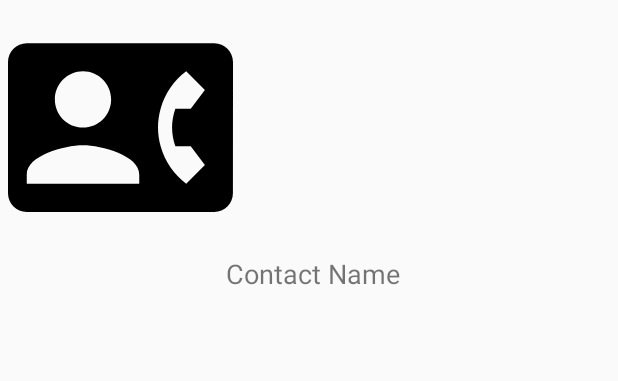
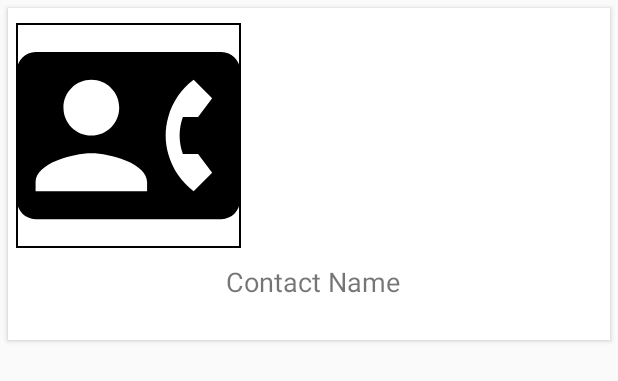
Before and after one commit to Creative-Lair/HandyPhone, an Android app: the layout contact_list_item.xml on its own in the app's theme, with its tools: preview values and no code run, on a phone screen of 412 x 824 dp. Shown: the top 381 px of the screen. Run offline under Robolectric (Android 15) with nearby library versions, the phone set to English and light mode, and no system bars.

Commit message:
Image Border and Floating Button added

```diff
--- a/app/build.gradle
+++ b/app/build.gradle
@@ -24,7 +24,9 @@ dependencies {
     androidTestCompile('com.android.support.test.espresso:espresso-core:2.2.2', {
         exclude group: 'com.android.support', module: 'support-annotations'
     })
-    compile 'com.android.support:appcompat-v7:25.1.1'
-    compile 'com.android.support:design:25.1.1'
+    compile 'com.android.support:appcompat-v7:25.3.1'
+    compile 'com.android.support:design:25.3.1'
+    compile 'com.android.support:recyclerview-v7:25.3.1'
+    compile 'com.android.support:cardview-v7:25.3.1'
     testCompile 'junit:junit:4.12'
 }
--- a/app/src/main/res/drawable/icon_contact.xml
+++ b/app/src/main/res/drawable/icon_contact.xml
@@ -4,6 +4,6 @@
         android:viewportWidth="24.0"
         android:viewportHeight="24.0">
     <path
-        android:fillColor="#FF000000"
+        android:fillColor="@color/colorBlack"
         android:pathData="M22,3L2,3C0.9,3 0,3.9 0,5v14c0,1.1 0.9,2 2,2h20c1.1,0 1.99,-0.9 1.99,-2L24,5c0,-1.1 -0.9,-2 -2,-2zM8,6c1.66,0 3,1.34 3,3s-1.34,3 -3,3 -3,-1.34 -3,-3 1.34,-3 3,-3zM14,18L2,18v-1c0,-2 4,-3.1 6,-3.1s6,1.1 6,3.1v1zM17.85,14h1.64L21,16l-1.99,1.99c-1.31,-0.98 -2.28,-2.38 -2.73,-3.99 -0.18,-0.64 -0.28,-1.31 -0.28,-2s0.1,-1.36 0.28,-2c0.45,-1.62 1.42,-3.01 2.73,-3.99L21,8l-1.51,2h-1.64c-0.22,0.63 -0.35,1.3 -0.35,2s0.13,1.37 0.35,2z"/>
 </vector>
--- /dev/null
+++ b/app/src/main/res/drawable/imageborder.xml
@@ -0,0 +1,11 @@
+<?xml version="1.0" encoding="utf-8"?>
+<shape xmlns:android="http://schemas.android.com/apk/res/android">
+    <stroke
+        android:width="1dp" android:color="@color/colorBlack"/>
+    <padding
+        android:top="1dp"
+        android:bottom="1dp"
+        android:left="1dp"
+        android:right="1dp"/>
+
+</shape>
--- a/app/src/main/res/layout/activity_main.xml
+++ b/app/src/main/res/layout/activity_main.xml
@@ -14,7 +14,7 @@
             android:id="@+id/toolbar"
             android:layout_width="match_parent"
             android:layout_height="wrap_content"
-            android:background="#FFFFFF"
+            android:background="@color/colorWhite"
             app:layout_scrollFlags="scroll|enterAlways">
 
         </android.support.v7.widget.Toolbar>
@@ -24,7 +24,7 @@
             android:layout_width="match_parent"
             android:layout_height="wrap_content"
             app:tabGravity="center"
-            app:tabTextColor="#000000"
+            app:tabTextColor="@color/colorBlack"
             app:tabTextAppearance="@style/TextAppearance.StatusBar.EventContent.Title"
             app:tabMode="scrollable"
             app:tabIndicatorColor="#005" />
--- a/app/src/main/res/layout/contact_list_item.xml
+++ b/app/src/main/res/layout/contact_list_item.xml
@@ -1,8 +1,20 @@
 <?xml version="1.0" encoding="utf-8"?>
-<RelativeLayout xmlns:android="http://schemas.android.com/apk/res/android"
+<LinearLayout xmlns:android="http://schemas.android.com/apk/res/android"
     android:layout_width="match_parent"
-    android:layout_height="match_parent">
+    android:layout_height="wrap_content"
+    android:orientation="vertical"
+    xmlns:card_view="http://schemas.android.com/apk/res-auto">
 
+
+    <android.support.v7.widget.CardView
+        android:id="@+id/card_view"
+        android:layout_width="match_parent"
+        android:layout_height="wrap_content"
+        android:layout_margin="5dp"
+        card_view:cardCornerRadius="0dp">
+        <RelativeLayout
+            android:layout_width="match_parent"
+            android:layout_height="wrap_content">
             <com.creativelair.handyphone.SquareImageView
                 android:layout_width="150dp"
                 android:layout_height="150dp"
@@ -13,20 +25,27 @@
                 android:adjustViewBounds="true"
                 android:layout_marginLeft="5dp"
                 android:layout_marginStart="5dp"
+                android:layout_marginRight="5dp"
+                android:layout_marginEnd="5dp"
+                android:cropToPadding="true"
+                android:background="@drawable/imageborder"
                 android:scaleType="centerCrop"
                 android:src="@drawable/icon_contact"/>
 
             <TextView
+                android:id="@+id/name"
                 android:layout_width="match_parent"
                 android:layout_height="wrap_content"
                 android:layout_alignLeft="@+id/icon"
                 android:layout_alignStart="@+id/icon"
-        android:text="@string/contact_name"
-        android:gravity="center_horizontal"
-        android:textSize="18sp"
                 android:layout_below="@+id/icon"
                 android:layout_marginBottom="5dp"
-        android:id="@+id/name"/>
+                android:gravity="center_horizontal"
+                android:maxLines="2"
+                android:minLines="2"
+                android:text="@string/contact_name"
+                android:textSize="18sp" />
+        </RelativeLayout>
+    </android.support.v7.widget.CardView>
 
-
-</RelativeLayout>
+</LinearLayout>
--- a/app/src/main/res/values/colors.xml
+++ b/app/src/main/res/values/colors.xml
@@ -3,5 +3,7 @@
     <color name="colorPrimary">#3F51B5</color>
     <color name="colorPrimaryDark">#303F9F</color>
     <color name="colorAccent">#FF4081</color>
+    <color name="colorWhite">#FFFFFF</color>
+    <color name="colorBlack">#000000</color>
 
 </resources>
--- a/app/src/main/res/values/strings.xml
+++ b/app/src/main/res/values/strings.xml
@@ -7,4 +7,5 @@
     <string name="section_format4">Friends</string>
     <string name="section_format">All Contacts</string>
     <string name="contact_name">Contact Name</string>
+    <string name="add_new_contact">Add new Contact</string>
 </resources>
--- a/app/src/main/res/values/styles.xml
+++ b/app/src/main/res/values/styles.xml
@@ -3,8 +3,8 @@
     <!-- Base application theme. -->
     <style name="AppTheme" parent="Theme.AppCompat.Light.DarkActionBar">
         <!-- Customize your theme here. -->
-        <item name="colorPrimary">@color/colorPrimary</item>
-        <item name="colorPrimaryDark">@color/colorPrimaryDark</item>
+        <item name="colorPrimary">@color/colorBlack</item>
+        <item name="colorPrimaryDark">@color/colorBlack</item>
         <item name="colorAccent">@color/colorAccent</item>
     </style>
 
```
Also changed, not shown: app/src/main/java/com/creativelair/handyphone/Adapters/ContactListAdapter.java (+33 -28 lines), app/src/main/java/com/creativelair/handyphone/All_Contacts.java (+32 -16 lines), app/src/main/java/com/creativelair/handyphone/GridSpacingItemDecoration.java (added, +40 -0 lines), app/src/main/res/drawable/icon_add.xml (added, +9 -0 lines), app/src/main/res/layout/all_contacts.xml (+23 -15 lines). Lines whose indentation alone changed are shown as unchanged.
